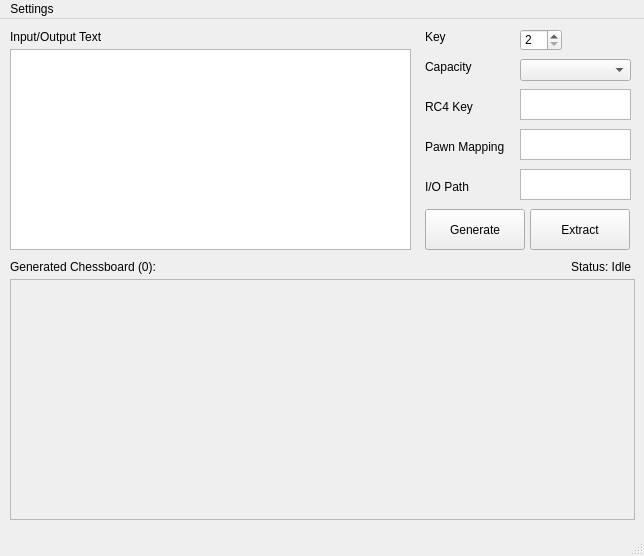
The window that window.ui (ariestahrt/ChessEnigma) describes before a commit, drawn with Qt 5.
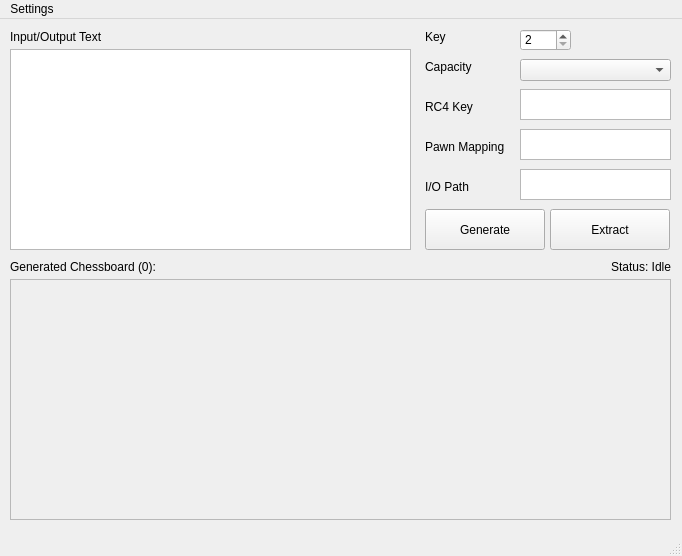
The same window after the commit. Icons and pictures are not drawn.

```diff
--- a/window.ui
+++ b/window.ui
@@ -6,7 +6,7 @@
    <rect>
     <x>0</x>
     <y>0</y>
-    <width>644</width>
+    <width>682</width>
     <height>556</height>
    </rect>
   </property>
@@ -36,7 +36,7 @@
      <rect>
       <x>425</x>
       <y>190</y>
-      <width>100</width>
+      <width>120</width>
       <height>41</height>
      </rect>
     </property>
@@ -85,7 +85,7 @@
      <rect>
       <x>520</x>
       <y>110</y>
-      <width>111</width>
+      <width>151</width>
       <height>31</height>
      </rect>
     </property>
@@ -96,9 +96,9 @@
    <widget class="QPushButton" name="pushButton_Extract">
     <property name="geometry">
      <rect>
-      <x>530</x>
+      <x>550</x>
       <y>190</y>
-      <width>100</width>
+      <width>120</width>
       <height>41</height>
      </rect>
     </property>
@@ -111,7 +111,7 @@
      <rect>
       <x>520</x>
       <y>40</y>
-      <width>111</width>
+      <width>151</width>
       <height>22</height>
      </rect>
     </property>
@@ -121,7 +121,7 @@
      <rect>
       <x>520</x>
       <y>70</y>
-      <width>111</width>
+      <width>151</width>
       <height>31</height>
      </rect>
     </property>
@@ -131,7 +131,7 @@
      <rect>
       <x>520</x>
       <y>10</y>
-      <width>42</width>
+      <width>51</width>
       <height>22</height>
      </rect>
     </property>
@@ -160,7 +160,7 @@
      <rect>
       <x>10</x>
       <y>260</y>
-      <width>625</width>
+      <width>661</width>
       <height>241</height>
      </rect>
     </property>
@@ -172,7 +172,7 @@
       <rect>
        <x>0</x>
        <y>0</y>
-       <width>623</width>
+       <width>659</width>
        <height>239</height>
       </rect>
      </property>
@@ -207,7 +207,7 @@
    <widget class="QLabel" name="statusLabel">
     <property name="geometry">
      <rect>
-      <x>410</x>
+      <x>450</x>
       <y>240</y>
       <width>221</width>
       <height>16</height>
@@ -228,7 +228,7 @@
      <rect>
       <x>520</x>
       <y>150</y>
-      <width>111</width>
+      <width>151</width>
       <height>31</height>
      </rect>
     </property>
@@ -252,7 +252,7 @@
     <rect>
      <x>0</x>
      <y>0</y>
-     <width>644</width>
+     <width>682</width>
      <height>26</height>
     </rect>
    </property>
```
